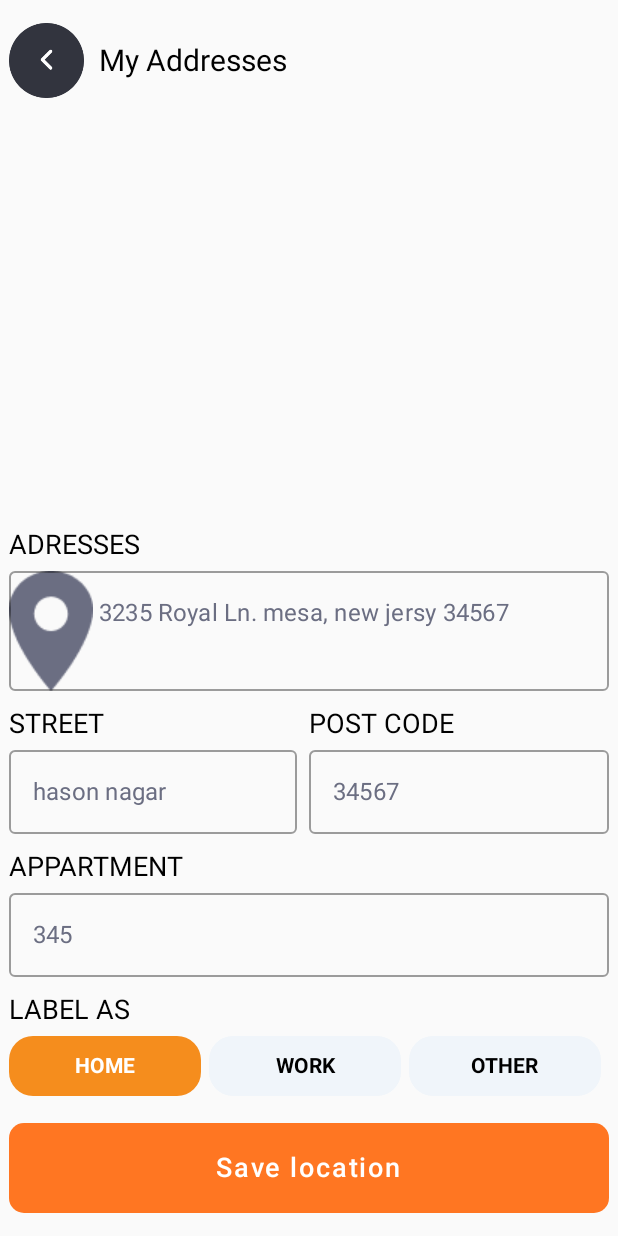
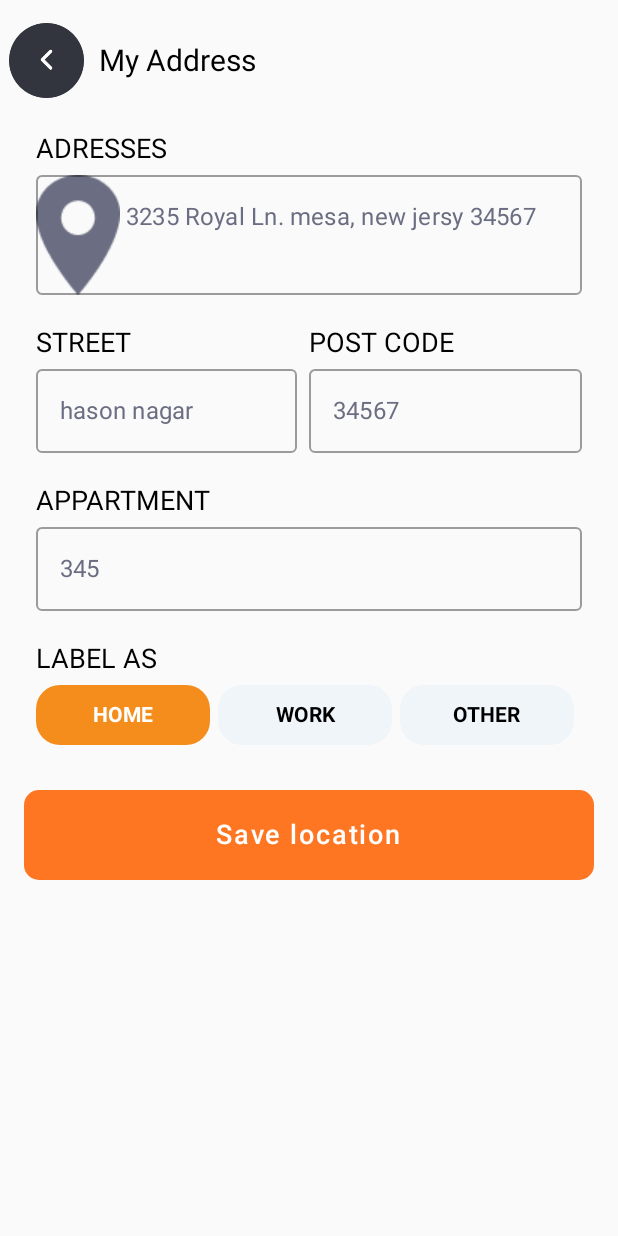
Before and after one commit to chemsou7876/Projet_TDM_frontend, an Android app built with Jetpack Compose: the edit_adresses screen opened through its navigation route, on a phone screen of 412 x 824 dp. Run offline under Robolectric (Android 15) with nearby library versions, the phone set to English and light mode, and no system bars.

Commit message:
some fixes on adresses page

```diff
--- a/app/src/main/java/com/example/projet_tdm/screens/profile/edit_adresses.kt
+++ b/app/src/main/java/com/example/projet_tdm/screens/profile/edit_adresses.kt
@@ -71,7 +71,7 @@ fun Edit_adresses(navController: NavController){
         .padding(vertical = 15.dp , horizontal = 6.dp)
         .fillMaxSize()
         //   .verticalScroll(scrollState) ,
-        , verticalArrangement = Arrangement.SpaceBetween
+        , //verticalArrangement = Arrangement.SpaceBetween
     ) {
 
         Row(verticalAlignment = Alignment.CenterVertically) {
@@ -86,12 +86,12 @@ fun Edit_adresses(navController: NavController){
                 contentScale = ContentScale.Crop
             )
             Spacer(modifier = Modifier.width(10.dp))
-            Text(text ="My Addresses",
+            Text(text ="My Address",
                 fontSize = 20.sp)
 
         }
-Column {
-    Column (modifier = Modifier.padding(vertical = 8.dp)) {
+Column (modifier = Modifier.fillMaxWidth().padding(10.dp) , verticalArrangement = Arrangement.Top) {
+    Column (modifier = Modifier.padding(top =  12.dp , start = 8.dp , end = 8.dp)) {
         Text("ADRESSES",
             fontSize = 18.sp ,
             style = MaterialTheme.typography.h5,
@@ -108,7 +108,7 @@ Column {
                     tint = Color(0xFF6B6E82)
                 )
             },)
-        Spacer(modifier = Modifier.height(10.dp))
+        Spacer(modifier = Modifier.height(20.dp))
         Row (modifier = Modifier.fillMaxWidth(),
             horizontalArrangement = Arrangement.SpaceBetween  ){
             Column ( modifier = Modifier
@@ -141,7 +141,7 @@ Column {
             }
 
         }
-        Spacer(modifier = Modifier.height(10.dp))
+        Spacer(modifier = Modifier.height(20.dp))
         Column {
             Text("APPARTMENT",
                 fontSize = 18.sp ,
@@ -154,7 +154,7 @@ Column {
                 placeholder = { Text("345", color = Color(0xFF6B6E82)) },
             )
         }
-        Spacer(modifier = Modifier.height(10.dp))
+        Spacer(modifier = Modifier.height(20.dp))
         Column {
             Text("LABEL AS",
                 fontSize = 18.sp ,
@@ -192,9 +192,10 @@ Column {
                     }
                 }
             }
-            Spacer(modifier = Modifier.height(10.dp))
+            Spacer(modifier = Modifier.height(30.dp))
         }
 }
+           // Spacer(modifier = Modifier.height(20.dp))
 
             OrangeButton("Save location" , onClick = {})
 
```
